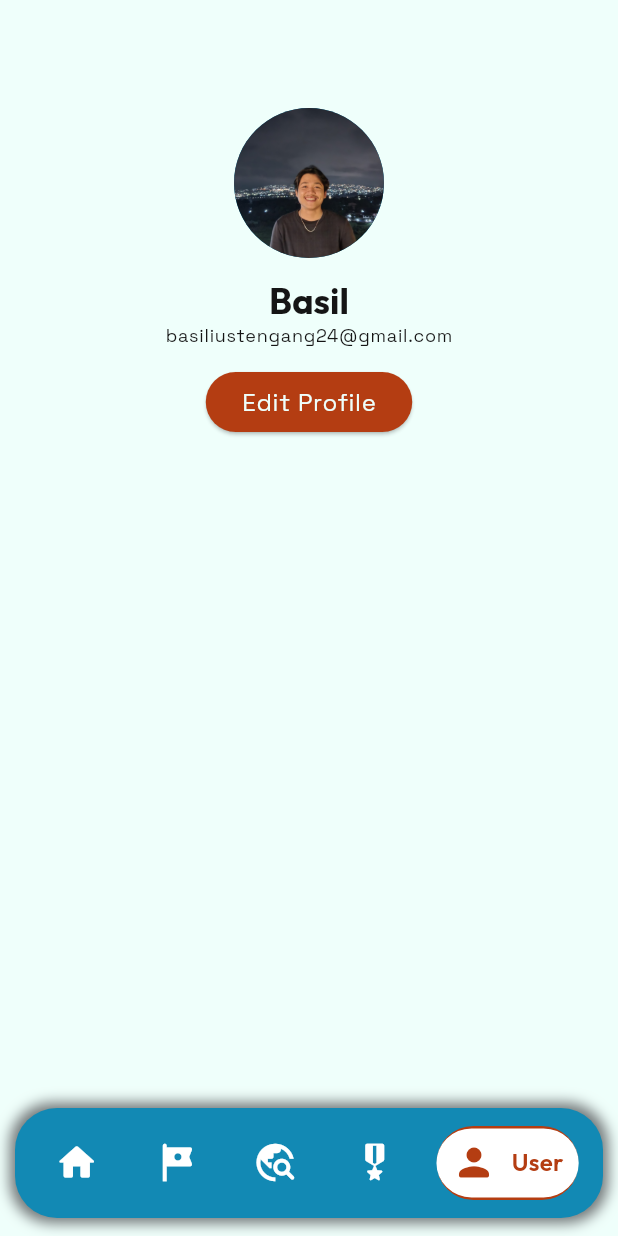
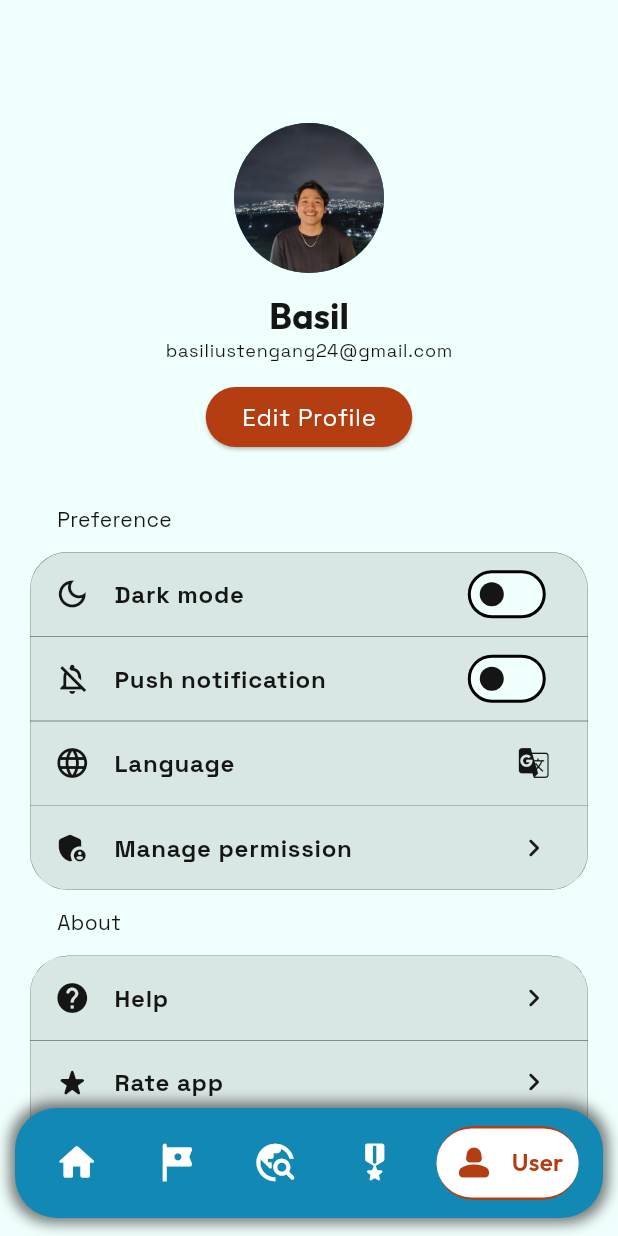
Before and after one commit to baxelnut/virtual_tourism, a Flutter app: the screen it shows after launch, item 5 of the bottom bar chosen, after a tap on "Edit Profile", on a phone screen of 412 x 824 dp. Run offline on Flutter 3.47's test engine with Material 3 defaults, Android fonts, the phone set to English and light mode, and no system bars; drawn by our look-alikes of google_nav_bar; our stand-ins replace firebase_core, flutter_dotenv, google_fonts, shared_preferences; missing offline and left inert: panorama_viewer; accounts and stored records are empty; network calls fail.

Commit message:
dark mode & settings page appearance

```diff
--- a/lib/main.dart
+++ b/lib/main.dart
@@ -8,21 +8,18 @@ import 'src/app.dart';
 
 void main() async {
   await dotenv.load(fileName: ".env");
-//   try {
-//   await dotenv.load(fileName: ".env");
-// } catch (e) {
-//   print('Error loading .env file: $e');
-// }
-
   WidgetsFlutterBinding.ensureInitialized();
 
   await Firebase.initializeApp(
     options: DefaultFirebaseOptions.currentPlatform,
   );
 
+  final themeProvider = ThemeProvider();
+  await themeProvider.loadTheme();
+
   runApp(
     ChangeNotifierProvider(
-      create: (context) => ThemeProvider(),
+      create: (_) => themeProvider,
       child: const MyApp(),
     ),
   );
--- a/lib/src/app.dart
+++ b/lib/src/app.dart
@@ -2,6 +2,7 @@ import 'package:flutter/material.dart';
 import 'package:google_fonts/google_fonts.dart';
 import 'package:google_nav_bar/google_nav_bar.dart';
 import 'package:provider/provider.dart';
+import 'package:shared_preferences/shared_preferences.dart';
 import 'package:virtual_tourism/src/pages/explore/explore_page.dart';
 import 'package:virtual_tourism/src/pages/settings/settings_page.dart';
 import 'package:virtual_tourism/src/pages/tour/tour_page.dart';
@@ -20,7 +21,22 @@ class MyApp extends StatefulWidget {
 }
 
 class _MyAppState extends State<MyApp> {
-  int pageIndex = 0; // Index of the current page
+  @override
+  void initState() {
+    super.initState();
+    _loadSelectedButton();
+  }
+
+  Future<void> _loadSelectedButton() async {
+    List<bool> isSelected = [true, false];
+
+    final prefs = await SharedPreferences.getInstance();
+    setState(() {
+      isSelected = [prefs.getBool('isDarkMode') ?? true, !isSelected[0]];
+    });
+  }
+
+  int pageIndex = 0; // current page
 
   @override
   Widget build(BuildContext context) {
@@ -112,7 +128,7 @@ class _MyAppState extends State<MyApp> {
                       text: 'Medals',
                       textStyle: customTextStyle),
                   GButton(
-                      icon: Icons.person_rounded,
+                      icon: Icons.person_2_rounded,
                       iconSize: 30,
                       text: 'User',
                       textStyle: customTextStyle),
--- a/lib/src/components/cards_emerged.dart
+++ b/lib/src/components/cards_emerged.dart
@@ -85,7 +85,7 @@ class CardsEmerged extends StatelessWidget {
                               padding: const EdgeInsets.only(right: 5),
                               child: Icon(
                                 Icons.location_on_rounded,
-                                color: theme.colorScheme.surface,
+                                color: theme.colorScheme.onPrimary,
                                 size: 16,
                               ),
                             ),
@@ -94,7 +94,7 @@ class CardsEmerged extends StatelessWidget {
                               overflow: TextOverflow.visible,
                               maxLines: 2,
                               style: theme.textTheme.labelMedium
-                                  ?.copyWith(color: theme.colorScheme.surface),
+                                  ?.copyWith(color: theme.colorScheme.onPrimary),
                             )
                           ],
                         ),
@@ -103,7 +103,7 @@ class CardsEmerged extends StatelessWidget {
                           overflow: TextOverflow.ellipsis,
                           maxLines: 2,
                           style: theme.textTheme.bodyLarge?.copyWith(
-                              color: theme.colorScheme.surface,
+                              color: theme.colorScheme.onPrimary,
                               fontWeight: FontWeight.bold),
                         ),
                         Padding(
--- a/lib/src/components/cards_linear.dart
+++ b/lib/src/components/cards_linear.dart
@@ -97,7 +97,7 @@ class CardsLinear extends StatelessWidget {
                 overflow: TextOverflow.visible,
                 textAlign: TextAlign.center,
                 style: theme.textTheme.labelMedium?.copyWith(
-                    color: theme.colorScheme.surface,
+                    color: theme.colorScheme.onPrimary,
                     fontWeight: FontWeight.bold),
               ),
             ),
--- a/lib/src/components/chips_component.dart
+++ b/lib/src/components/chips_component.dart
@@ -27,7 +27,9 @@ class _ChipsComponentState extends State<ChipsComponent> {
               selectedColor: theme.colorScheme.secondary,
               labelStyle: theme.textTheme.bodyLarge?.copyWith(
                 fontWeight: FontWeight.bold,
-                color: isSelected ? Colors.white : Colors.black,
+                color: isSelected
+                    ? theme.colorScheme.onSecondary
+                    : theme.colorScheme.onSurface,
               ),
               shape: RoundedRectangleBorder(
                 borderRadius: BorderRadius.circular(60),
--- a/lib/src/components/user_overview.dart
+++ b/lib/src/components/user_overview.dart
@@ -1,4 +1,8 @@
 import 'package:flutter/material.dart';
+import 'package:provider/provider.dart';
+
+import '../data/theme/theme.dart';
+import '../data/theme/theme_provider.dart';
 
 class UserOverview extends StatefulWidget {
   final String username;
@@ -17,7 +21,7 @@ class UserOverview extends StatefulWidget {
 }
 
 class _UserOverviewState extends State<UserOverview> {
-  showProfilePict() {
+  handleShowPict() {
     return showDialog(
       context: context,
       builder: (_) {
@@ -36,12 +40,22 @@ class _UserOverviewState extends State<UserOverview> {
     );
   }
 
+  handleEditProfile() {
+    return print('edit profile bro');
+  }
+
+  handleBookmarks() {
+    return print('handle bookmarks blud');
+  }
+
   @override
   Widget build(BuildContext context) {
     final theme = Theme.of(context);
+    final bool isDark =
+        Provider.of<ThemeProvider>(context).themeData == darkMode;
     // final screenSize = MediaQuery.of(context).size;
-    return widget.isFull
-        ? Padding(
+    if (widget.isFull) {
+      return Padding(
         padding: const EdgeInsets.symmetric(vertical: 10, horizontal: 20),
         child: Column(
           children: [
@@ -49,11 +63,10 @@ class _UserOverviewState extends State<UserOverview> {
               padding: const EdgeInsets.all(12),
               child: GestureDetector(
                 onTap: () {
-                      showProfilePict();
+                  handleShowPict();
                 },
                 child: CircleAvatar(
-                        radius: 50,
-                        backgroundImage: AssetImage(widget.imagePath)),
+                    radius: 50, backgroundImage: AssetImage(widget.imagePath)),
               ),
             ),
             Text(
@@ -71,7 +84,7 @@ class _UserOverviewState extends State<UserOverview> {
                   style: ElevatedButton.styleFrom(
                       backgroundColor: theme.colorScheme.secondary),
                   onPressed: () {
-                        print('edit profile bro');
+                    handleEditProfile();
                   },
                   child: Text(
                     'Edit Profile',
@@ -81,12 +94,20 @@ class _UserOverviewState extends State<UserOverview> {
             )
           ],
         ),
-          )
-        : Padding(
+      );
+    } else {
+      return Padding(
         padding: const EdgeInsets.symmetric(vertical: 10, horizontal: 20),
         child: Row(
           children: [
             Expanded(
+                child: GestureDetector(
+              onTap: () {
+                // Navigator.of(context).push(
+                //   MaterialPageRoute(builder: (context) => const SettingsPage()),
+                // );
+                print('go to settings page');
+              },
               child: Text.rich(
                 TextSpan(
                   text: 'Hi, ',
@@ -99,20 +120,29 @@ class _UserOverviewState extends State<UserOverview> {
                     ),
                   ],
                 ),
+              ),
             )),
-                const Padding(
-                  padding: EdgeInsets.symmetric(horizontal: 15),
-                  child: Icon(Icons.bookmarks_rounded),
+            GestureDetector(
+              onTap: () {
+                handleBookmarks();
+              },
+              child:  Padding(
+                padding: const EdgeInsets.symmetric(horizontal: 15),
+                child: Icon(isDark
+                    ? Icons.bookmarks_outlined
+                    : Icons.bookmarks_rounded),
+              ),
             ),
             GestureDetector(
               onTap: () {
-                    showProfilePict();
+                handleShowPict();
               },
-                  child: CircleAvatar(
-                      backgroundImage: AssetImage(widget.imagePath)),
+              child:
+                  CircleAvatar(backgroundImage: AssetImage(widget.imagePath)),
             ),
           ],
         ),
       );
     }
   }
+}
--- a/lib/src/data/theme/theme.dart
+++ b/lib/src/data/theme/theme.dart
@@ -67,13 +67,13 @@ ThemeData lightMode = ThemeData(
 ThemeData darkMode = ThemeData(
   useMaterial3: true,
   brightness: Brightness.dark,
-  colorScheme: const ColorScheme.light(
+  colorScheme: const ColorScheme.dark(
     primary: Color(0xff1289B4),
     secondary: Color(0xffB43D12),
     onPrimary: Color(0xffEFFFFB),
     onSecondary: Color(0xffEFFFFB),
-    surface: Color(0xffEFFFFB),
-    onSurface: Color(0xff151515),
+    surface: Color(0xff121212),
+    onSurface: Color(0xffEFFFFB),
     // error: Color(0xffF12200),
     // onError: Color(0xffEFFFFB),
   ),
--- a/lib/src/data/theme/theme_provider.dart
+++ b/lib/src/data/theme/theme_provider.dart
@@ -3,10 +3,10 @@ import 'package:shared_preferences/shared_preferences.dart';
 import 'theme.dart';
 
 class ThemeProvider extends ChangeNotifier {
-  ThemeData _themeData = lightMode;
+  ThemeData _themeData = darkMode;
 
   ThemeProvider() {
-    _loadTheme();
+    loadTheme();
   }
 
   ThemeData get themeData => _themeData;
@@ -27,7 +27,7 @@ class ThemeProvider extends ChangeNotifier {
     notifyListeners();
   }
 
-  void _loadTheme() async {
+  loadTheme() async {
     SharedPreferences prefs = await SharedPreferences.getInstance();
     bool isDarkMode = prefs.getBool('isDarkMode') ?? false;
     _themeData = isDarkMode ? darkMode : lightMode;
--- a/lib/src/pages/settings/settings_page.dart
+++ b/lib/src/pages/settings/settings_page.dart
@@ -1,28 +1,126 @@
 import 'package:flutter/material.dart';
+import 'package:provider/provider.dart';
 
 import '../../components/user_overview.dart';
+import '../../data/theme/theme.dart';
+import '../../data/theme/theme_provider.dart';
+import 'settings_tiles.dart';
 
-class SettingsPage extends StatelessWidget {
+class SettingsPage extends StatefulWidget {
   const SettingsPage({super.key});
 
   @override
+  State<SettingsPage> createState() => _SettingsPageState();
+}
+
+class _SettingsPageState extends State<SettingsPage> {
+  bool notifAllowed = false;
+  bool languageEN = true;
+
+  @override
   Widget build(BuildContext context) {
-    return const Scaffold(
-      body: Center(
+    final bool isDark =
+        Provider.of<ThemeProvider>(context).themeData == darkMode;
+
+    final List<Map<String, dynamic>> listOfThangz = [
+      {
+        'heading': 'Preference',
+        'leadingIcon': [
+          isDark ? Icons.dark_mode : Icons.dark_mode_outlined,
+          notifAllowed
+              ? Icons.notifications_on
+              : Icons.notifications_off_outlined,
+          Icons.language_rounded,
+          Icons.admin_panel_settings_rounded,
+        ],
+        'title': ['Dark mode', 'Push notification', 'Language', 'Manage permission'],
+        'trailingWidget': [
+          buildSwitch(
+              context: context,
+              value: isDark,
+              onChanged: (value) {
+                Provider.of<ThemeProvider>(context, listen: false)
+                    .toggleTheme();
+              }),
+          buildSwitch(
+              context: context,
+              value: notifAllowed,
+              onChanged: (value) {
+                setState(() => notifAllowed = !notifAllowed);
+              }),
+          const Icon(Icons.g_translate_rounded),
+          const Icon(Icons.chevron_right_rounded),
+        ]
+      },
+      {
+        'heading': 'About',
+        'leadingIcon': [
+          Icons.help_rounded,
+          Icons.star_rate_rounded,
+          Icons.check_rounded,
+        ],
+        'title': ['Help', 'Rate app', 'Version'],
+        'trailingWidget': [
+          const Icon(Icons.chevron_right_rounded),
+          const Icon(Icons.chevron_right_rounded),
+          const Text('1.0.0'),
+        ]
+      },
+
+      {
+        'heading': '',
+        'leadingIcon': [
+          Icons.logout_rounded
+        ],
+        'title': ['Logout'],
+        'trailingWidget': [
+          const SizedBox(),
+        ]
+      },
+    ];
+
+    return Scaffold(
+      body: SingleChildScrollView(
+        child: Padding(
+          padding: const EdgeInsets.symmetric(horizontal: 20, vertical: 10),
+          child: Center(
             child: Column(
               children: [
-            SizedBox(
-              height: 50,
-            ),
-            UserOverview(
+                const SizedBox(height: 50),
+                const UserOverview(
                   username: 'Basil',
                   imagePath: 'assets/profile.jpg',
                   isFull: true,
                   email: 'basiliustengang24@gmail.com',
                 ),
+                for (var thang in listOfThangz)
+                  SettingsTiles(
+                    heading: thang['heading'],
+                    leadingIcon: List<IconData>.from(thang['leadingIcon']),
+                    title: List<String>.from(thang['title']),
+                    // subtitle: List<String>.from(thang['subtitle']),
+                    trailingWidget: List<Widget>.from(thang['trailingWidget']),
+                  ),
+                const SizedBox(height: 125)
               ],
+            ),
+          ),
         ),
       ),
     );
   }
+
+  Widget buildSwitch(
+      {required BuildContext context,
+      required bool value,
+      required ValueChanged<bool> onChanged}) {
+    final theme = Theme.of(context);
+    return Switch(
+      thumbColor: WidgetStatePropertyAll(
+        value ? const Color(0xffEFFFFB) : theme.colorScheme.onSurface,
+      ),
+      value: value,
+      onChanged: onChanged,
+    );
   }
+}
--- /dev/null
+++ b/lib/src/pages/settings/settings_tiles.dart
@@ -0,0 +1,63 @@
+import 'package:flutter/material.dart';
+
+class SettingsTiles extends StatelessWidget {
+  final String heading;
+  final List<IconData> leadingIcon;
+  final List<String> title;
+  // final List<String> subtitle;
+  final List<Widget> trailingWidget;
+  const SettingsTiles({
+    super.key,
+    required this.heading,
+    required this.leadingIcon,
+    required this.title,
+    // required this.subtitle,
+    required this.trailingWidget,
+  });
+
+  @override
+  Widget build(BuildContext context) {
+    final theme = Theme.of(context);
+    int quantity = title.length;
+    return Column(
+      crossAxisAlignment: CrossAxisAlignment.start,
+      children: [
+        Padding(
+          padding: const EdgeInsets.only(left: 18, bottom: 12, top: 12),
+          child: Text(heading, style: theme.textTheme.bodyMedium),
+        ),
+        for (var i = 0; i < quantity; i++)
+          ListTile(
+              tileColor: theme.colorScheme.onSurface.withOpacity(0.1),
+              shape: RoundedRectangleBorder(
+                side:
+                    BorderSide(color: theme.colorScheme.onSurface, width: 0.15),
+                borderRadius: BorderRadius.only(
+                  topLeft: Radius.circular(i == 0 ? 25 : 0),
+                  topRight: Radius.circular(i == 0 ? 25 : 0),
+                  bottomLeft: Radius.circular(i == quantity - 1 ? 25 : 0),
+                  bottomRight: Radius.circular(i == quantity - 1 ? 25 : 0),
+                ),
+              ),
+              // dense: subtitle[i] != '',
+              dense: false,
+              onTap: () {
+                print(title[i]);
+              },
+              leading: Icon(leadingIcon[i]),
+              title: Text(
+                title[i],
+                style: theme.textTheme.bodyLarge
+                    ?.copyWith(fontWeight: FontWeight.bold),
+              ),
+              // subtitle: subtitle[i] != ''
+              //     ? Text(
+              //         subtitle[i],
+              //         style: theme.textTheme.labelMedium,
+              //       )
+              //     : null,
+              trailing: trailingWidget[i]),
+      ],
+    );
+  }
+}
```
Lines whose indentation alone changed are shown as unchanged.
